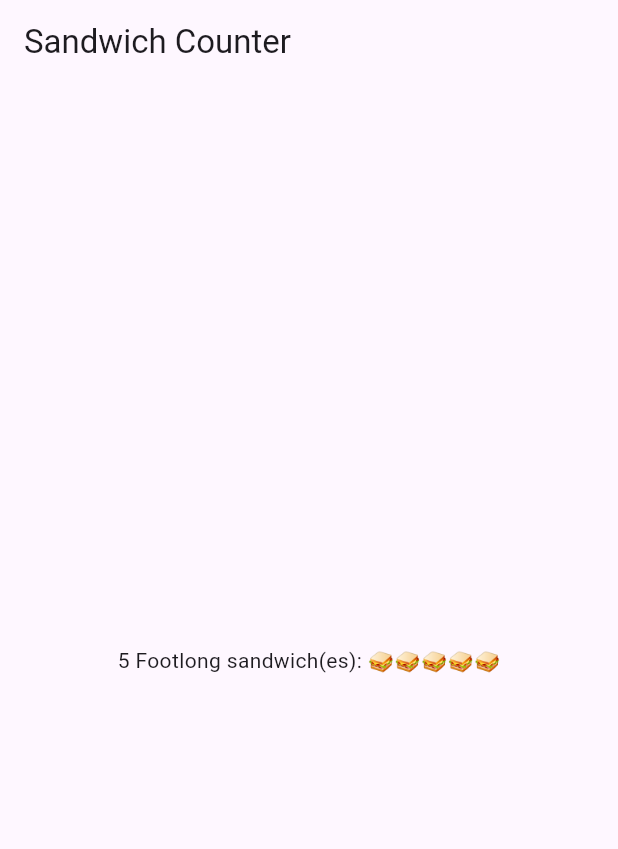
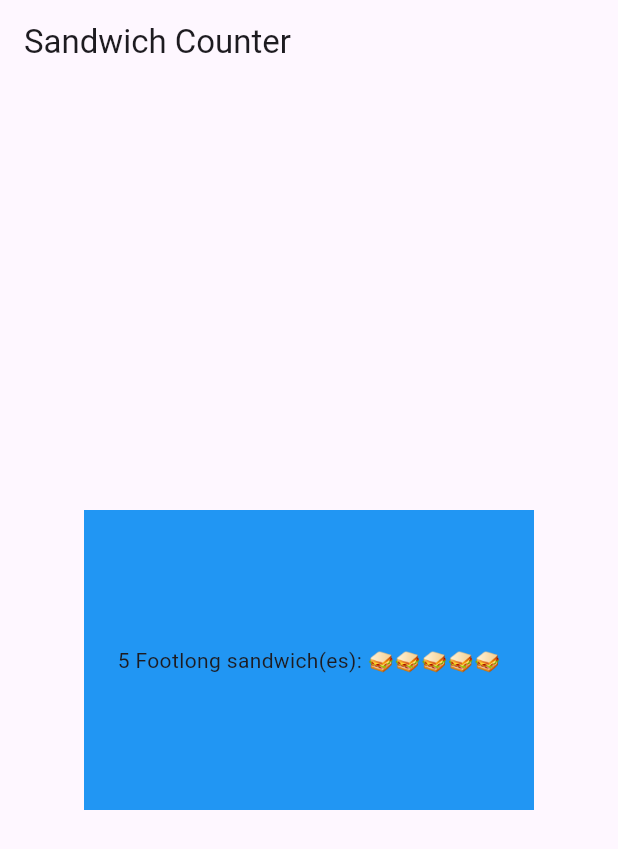
Before and after one commit to jaymckerracher/sandwich_shop, a Flutter app: the screen it shows after launch, on a phone screen of 412 x 824 dp. Shown: the top 849 px of the screen. Run offline on Flutter 3.47's test engine with Material 3 defaults, Android fonts, the phone set to English and light mode, and no system bars.

Commit message:
Adds coloured container to center text

```diff
--- a/lib/main.dart
+++ b/lib/main.dart
@@ -129,8 +129,15 @@ class App extends StatelessWidget {
       title: 'Sandwich Shop App',
       home: Scaffold(
         appBar: AppBar(title: const Text('Sandwich Counter')),
-        body: const Center(
-          child: OrderItemDisplay(5, 'Footlong'),
+        body: Center(
+          child: Container(
+            width: 300.0,
+            height: 200.0,
+            color: Colors.blue,
+            child: Center(
+              child: const OrderItemDisplay(5, 'Footlong'),
+            ),
+          ),
         ),
       ),
     );
```
